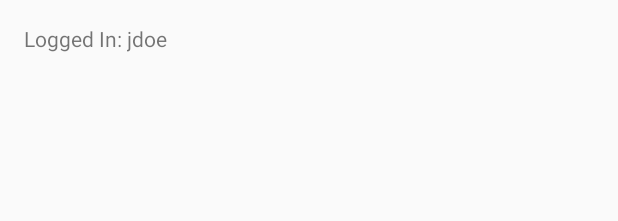
After one commit to Jwood311/Lean-Customer-Management, an Android app: the layout fragment_loggedin.xml on its own in the app's theme, with its tools: preview values and no code run, on a phone screen of 412 x 824 dp. The commit adds this screen. Shown: the top 221 px of the screen. Run offline under Robolectric (Android 15) with nearby library versions, the phone set to English and light mode, and no system bars.

Commit message:
clean up

```diff
--- a/LeanClientManagement/app/build.gradle
+++ b/LeanClientManagement/app/build.gradle
@@ -20,8 +20,9 @@ android {
 }
 
 dependencies {
-    compile fileTree(dir: 'libs', include: ['*.jar'])
+    compile fileTree(include: ['*.jar'], dir: 'libs')
     testCompile 'junit:junit:4.12'
     compile 'com.android.support:appcompat-v7:23.2.1'
     compile 'com.android.support:design:23.2.1'
+    compile 'com.android.support:support-v4:23.0.0'
 }
--- /dev/null
+++ b/LeanClientManagement/app/src/main/res/layout/fragment_loggedin.xml
@@ -0,0 +1,22 @@
+<?xml version="1.0" encoding="utf-8"?>
+<RelativeLayout xmlns:android="http://schemas.android.com/apk/res/android"
+              android:orientation="vertical"
+              android:layout_width="match_parent"
+              android:layout_height="match_parent"
+                android:layout_marginLeft="16dp"
+                android:layout_marginTop="16dp">
+
+    <TextView
+        android:layout_width="wrap_content"
+        android:layout_height="wrap_content"
+        android:text="Logged In: "
+        android:id="@+id/loggedIn"/>
+
+    <TextView
+        android:layout_width="wrap_content"
+        android:layout_height="wrap_content"
+        android:text="@string/userName"
+        android:id="@+id/userNameLogged"
+        android:layout_toEndOf="@+id/loggedIn"/>
+
+</RelativeLayout>
```
Also changed, not shown: LeanClientManagement/app/src/main/java/com/bignerdranch/android/leanclientmanagement/Home.java (+28 -1 lines), LeanClientManagement/app/src/main/java/com/bignerdranch/android/leanclientmanagement/LoggedInFragment.java (added, +21 -0 lines), LeanClientManagement/app/src/main/res/layout/activity_home.xml (+11 -4 lines), 15 other files.
